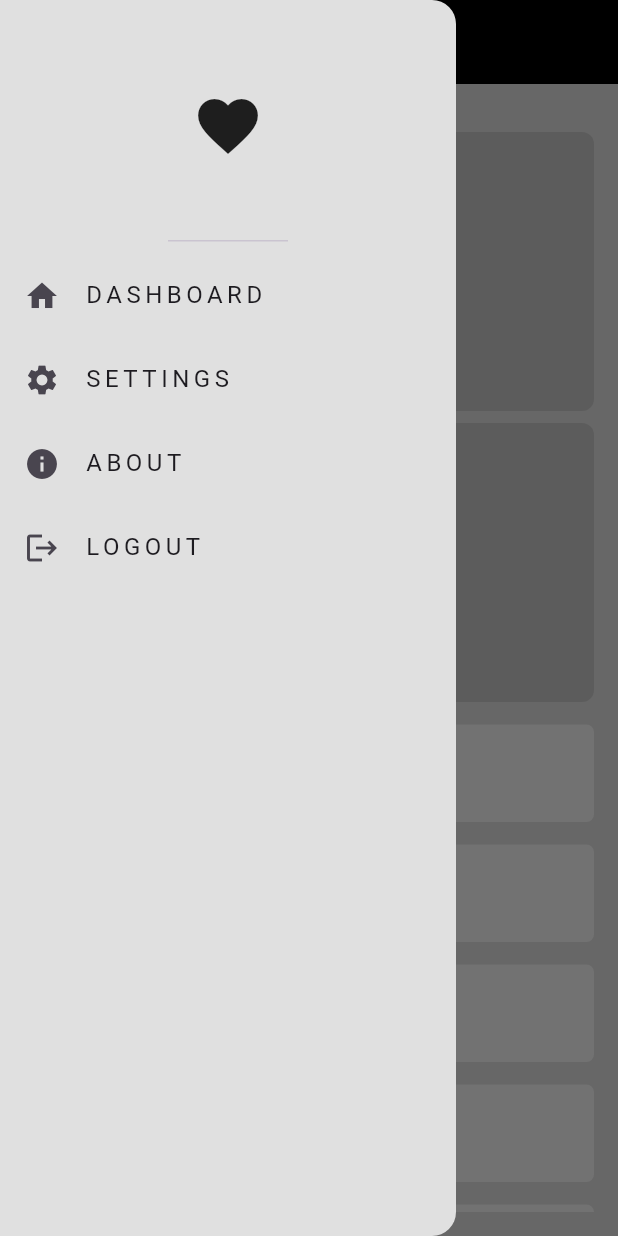
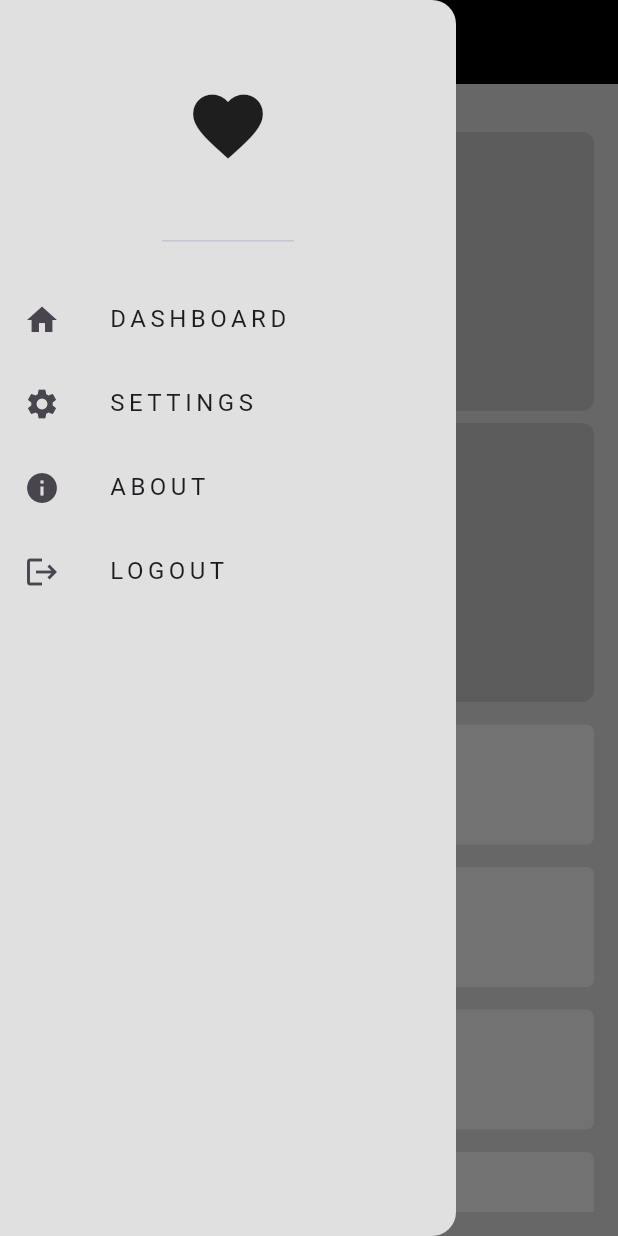
Before and after one commit to George-Samir88/responsive_UI, a Flutter app: the screen it shows after launch, with the side drawer open, on a phone screen of 412 x 824 dp. Run offline on Flutter 3.47's test engine with Material 3 defaults, Android fonts, the phone set to English and light mode, and no system bars.

Commit message:
desktop layout part 3

```diff
--- a/lib/views/custom_drawer.dart
+++ b/lib/views/custom_drawer.dart
@@ -23,8 +23,11 @@ class CustomDrawer extends StatelessWidget {
           const DrawerHeader(
             child: Icon(
               Icons.favorite_outlined,
-              size: 48,
+              size: 56,
             ),
+          ),
+          const SizedBox(
+            height: 16,
           ),
           CustomDrawerItemsListView(drawerItemModel: drawerItemModel),
         ],
--- a/lib/views/custom_drawer_item.dart
+++ b/lib/views/custom_drawer_item.dart
@@ -10,9 +10,12 @@ class CustomDrawerItem extends StatelessWidget {
   Widget build(BuildContext context) {
     return ListTile(
       leading: Icon(drawerItemModel.iconData),
-      title: Text(
-        drawerItemModel.text,
-        style: const TextStyle(letterSpacing: 3),
+      title: Padding(
+        padding: const EdgeInsets.only(left: 16),
+        child: Text(
+          drawerItemModel.text,
+          style: const TextStyle(letterSpacing: 3),
+        ),
       ),
     );
   }
--- a/lib/views/custom_item_2.dart
+++ b/lib/views/custom_item_2.dart
@@ -9,7 +9,7 @@ class CustomItem2 extends StatelessWidget {
   Widget build(BuildContext context) {
     return Container(
       margin: const EdgeInsets.only(top: 15),
-      height: 65,
+      height: 80,
       decoration: BoxDecoration(
           color: Colors.white.withOpacity(0.8),
           borderRadius: BorderRadius.circular(5)),
--- a/lib/views/custom_list_tablet_mode.dart
+++ b/lib/views/custom_list_tablet_mode.dart
@@ -7,7 +7,7 @@ class CustomHorizontalListInTabletMode extends StatelessWidget {
   @override
   Widget build(BuildContext context) {
     return SizedBox(
-      height: 100,
+      height: 160,
       child: ListView.builder(
         itemBuilder: (context, index) {
           return const Padding(
--- a/lib/views/desktop_layout.dart
+++ b/lib/views/desktop_layout.dart
@@ -18,7 +18,10 @@ class DesktopLayout extends StatelessWidget {
             child: TabletLayout(),
           ),
         ),
-        Expanded(flex: 1, child: CustomDesktopWidget()),
+        Expanded(flex: 1, child: Padding(
+          padding: EdgeInsets.only(top: 15.0),
+          child: CustomDesktopWidget(),
+        )),
       ],
     );
   }
```
